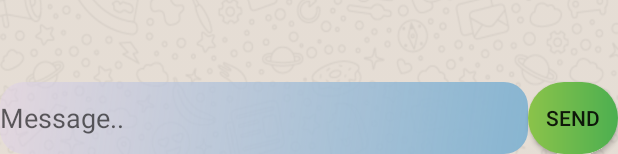
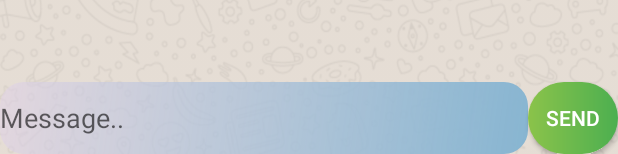
Before and after one commit to Jay-Vaghela0/Chat_Book, an Android app: the layout chat_room.xml on its own in the app's theme, with its tools: preview values and no code run, on a phone screen of 412 x 824 dp. Shown: the part 1082-1236 px from the top of the screen. Run offline under Robolectric (Android 15) with nearby library versions, the phone set to English and light mode, and no system bars.

Commit message:
Button UI improved

```diff
--- a/app/src/main/res/layout/chat_room.xml
+++ b/app/src/main/res/layout/chat_room.xml
@@ -13,6 +13,7 @@
         android:layout_alignParentRight="true"
         android:layout_alignParentBottom="true"
         android:layout_marginBottom="0dp"
+        android:textColor="#fff"
         android:background="@drawable/backb"
         android:text="Send" />
 
```
